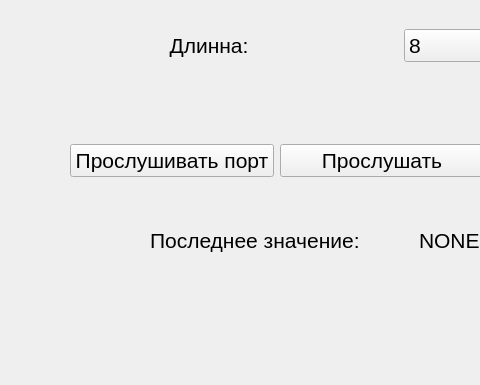
First picture: the form in main.ui, repository SoulRiaper/kurs_server, before the edit; both pictures show x 0 to 480 and y 215 to 600 of the 800 by 600 pixel window.
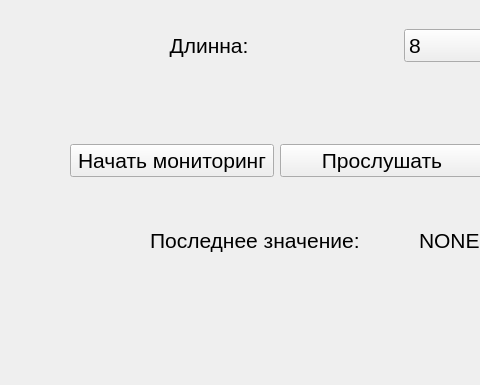
Second picture: the form after the edit.

Diff of the .ui file:
```diff
--- a/main.ui
+++ b/main.ui
@@ -47,7 +47,7 @@
         </font>
        </property>
        <property name="text">
-        <string>Прослушивать порт</string>
+        <string>Начать мониторинг</string>
        </property>
       </widget>
      </item>
```
Left out of the diff: 2 changed lines with no effect on the pictures.
